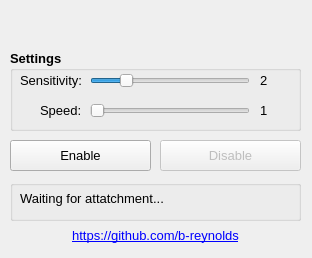
The window that SpatialPointer/spatial_pointer.ui (b-reynolds/Pointy) describes before a commit, drawn with Qt 5.
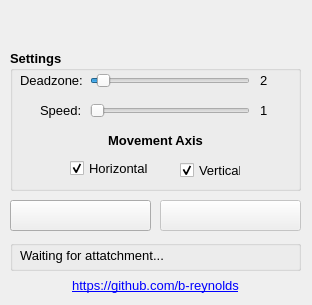
The same window after the commit. Icons and pictures are not drawn.

Commit message: Add checkboxes for horizontal/vertical movement

```diff
--- a/SpatialPointer/spatial_pointer.ui
+++ b/SpatialPointer/spatial_pointer.ui
@@ -7,7 +7,7 @@
     <x>0</x>
     <y>0</y>
     <width>312</width>
-    <height>258</height>
+    <height>305</height>
    </rect>
   </property>
   <property name="sizePolicy">
@@ -19,13 +19,13 @@
   <property name="minimumSize">
    <size>
     <width>312</width>
-    <height>258</height>
+    <height>305</height>
    </size>
   </property>
   <property name="maximumSize">
    <size>
     <width>312</width>
-    <height>258</height>
+    <height>305</height>
    </size>
   </property>
   <property name="windowTitle">
@@ -44,7 +44,7 @@
      <x>10</x>
      <y>50</y>
      <width>291</width>
-     <height>81</height>
+     <height>141</height>
     </rect>
    </property>
    <property name="font">
@@ -118,7 +118,7 @@
      </font>
     </property>
     <property name="text">
-     <string>Sensitivity:</string>
+     <string>Deadzone:</string>
     </property>
    </widget>
    <widget class="QSlider" name="sld_deadzone">
@@ -131,7 +131,10 @@
      </rect>
     </property>
     <property name="maximum">
-     <number>10</number>
+     <number>50</number>
+    </property>
+    <property name="pageStep">
+     <number>1</number>
     </property>
     <property name="value">
      <number>2</number>
@@ -183,14 +186,94 @@
      <string>2</string>
     </property>
    </widget>
+   <widget class="QCheckBox" name="chk_horizontal">
+    <property name="geometry">
+     <rect>
+      <x>60</x>
+      <y>110</y>
+      <width>81</width>
+      <height>17</height>
+     </rect>
+    </property>
+    <property name="font">
+     <font>
+      <weight>50</weight>
+      <bold>false</bold>
+     </font>
+    </property>
+    <property name="layoutDirection">
+     <enum>Qt::LeftToRight</enum>
+    </property>
+    <property name="text">
+     <string>Horizontal</string>
+    </property>
+    <property name="checked">
+     <bool>true</bool>
+    </property>
+    <property name="tristate">
+     <bool>false</bool>
+    </property>
+   </widget>
+   <widget class="QCheckBox" name="chk_vertical">
+    <property name="geometry">
+     <rect>
+      <x>170</x>
+      <y>110</y>
+      <width>61</width>
+      <height>20</height>
+     </rect>
+    </property>
+    <property name="font">
+     <font>
+      <weight>50</weight>
+      <bold>false</bold>
+     </font>
+    </property>
+    <property name="layoutDirection">
+     <enum>Qt::LeftToRight</enum>
+    </property>
+    <property name="text">
+     <string>Vertical</string>
+    </property>
+    <property name="checked">
+     <bool>true</bool>
+    </property>
+   </widget>
+   <widget class="QLabel" name="lbl_speed_2">
+    <property name="geometry">
+     <rect>
+      <x>10</x>
+      <y>80</y>
+      <width>271</width>
+      <height>21</height>
+     </rect>
+    </property>
+    <property name="font">
+     <font>
+      <family>Tahoma</family>
+      <pointsize>10</pointsize>
+      <weight>75</weight>
+      <bold>true</bold>
+     </font>
+    </property>
+    <property name="layoutDirection">
+     <enum>Qt::LeftToRight</enum>
+    </property>
+    <property name="text">
+     <string>Movement Axis</string>
+    </property>
+    <property name="alignment">
+     <set>Qt::AlignCenter</set>
+    </property>
+   </widget>
   </widget>
   <widget class="QGroupBox" name="grp_status">
    <property name="geometry">
     <rect>
      <x>10</x>
-     <y>180</y>
+     <y>240</y>
      <width>291</width>
-     <height>41</height>
+     <height>31</height>
     </rect>
    </property>
    <property name="title">
@@ -200,9 +283,9 @@
     <property name="geometry">
      <rect>
       <x>10</x>
-      <y>10</y>
+      <y>0</y>
       <width>271</width>
-      <height>16</height>
+      <height>31</height>
      </rect>
     </property>
     <property name="font">
@@ -223,7 +306,7 @@
    <property name="geometry">
     <rect>
      <x>10</x>
-     <y>140</y>
+     <y>200</y>
      <width>141</width>
      <height>31</height>
     </rect>
@@ -238,7 +321,20 @@
     <cursorShape>PointingHandCursor</cursorShape>
    </property>
    <property name="text">
-    <string>Enable</string>
+    <string/>
+   </property>
+   <property name="icon">
+    <iconset resource="icon_on.qrc">
+     <normaloff>:/on.ico</normaloff>:/on.ico</iconset>
+   </property>
+   <property name="iconSize">
+    <size>
+     <width>24</width>
+     <height>24</height>
+    </size>
+   </property>
+   <property name="checkable">
+    <bool>false</bool>
    </property>
   </widget>
   <widget class="QLabel" name="img_banner">
@@ -264,7 +360,7 @@
    <property name="geometry">
     <rect>
      <x>160</x>
-     <y>140</y>
+     <y>200</y>
      <width>141</width>
      <height>31</height>
     </rect>
@@ -279,14 +375,24 @@
     <cursorShape>PointingHandCursor</cursorShape>
    </property>
    <property name="text">
-    <string>Disable</string>
+    <string/>
+   </property>
+   <property name="icon">
+    <iconset resource="icon_off.qrc">
+     <normaloff>:/off.ico</normaloff>:/off.ico</iconset>
+   </property>
+   <property name="iconSize">
+    <size>
+     <width>24</width>
+     <height>24</height>
+    </size>
    </property>
   </widget>
   <widget class="QPushButton" name="btn_github">
    <property name="geometry">
     <rect>
      <x>10</x>
-     <y>220</y>
+     <y>270</y>
      <width>291</width>
      <height>31</height>
     </rect>
```
Left out of the diff: 15 changed lines with no effect on the pictures. The commit also changes 3 other files.
